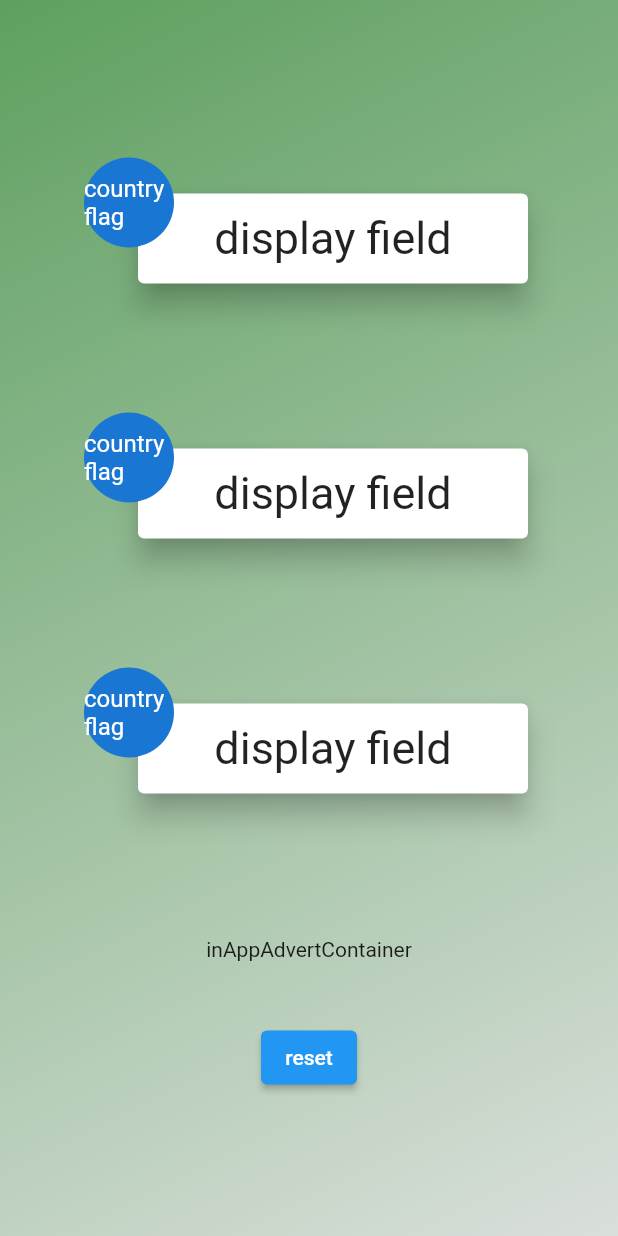
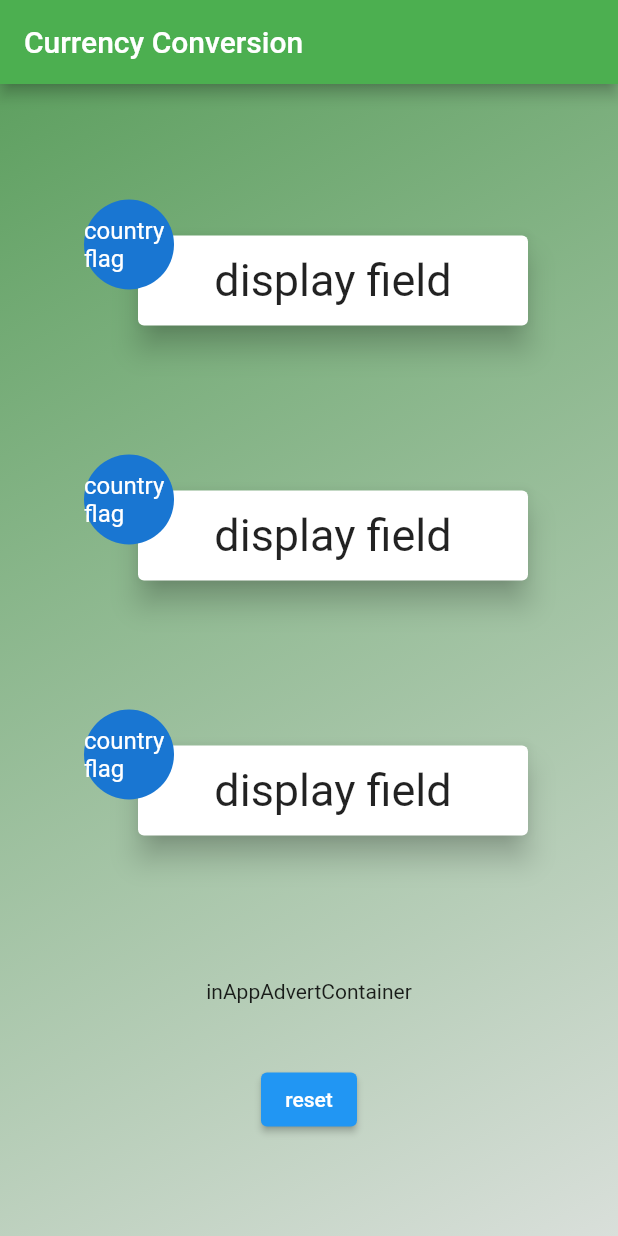
Before and after one commit to carlstep/reil_money_v1, a Flutter app: the screen it shows after launch, on a phone screen of 412 x 824 dp. Run offline on Flutter 3.47's test engine with Material 2 defaults, Android fonts, the phone set to English and light mode, and no system bars.

```diff
--- a/lib/main.dart
+++ b/lib/main.dart
@@ -1,6 +1,7 @@
 import 'package:flutter/material.dart';
 
 import 'package:reil_money_v1/screens/conversion_screen.dart';
+import 'package:reil_money_v1/screens/transactions_screen.dart';
 
 void main() {
   runApp(const MainApp());
@@ -12,8 +13,16 @@ class MainApp extends StatelessWidget {
   @override
   Widget build(BuildContext context) {
     return const MaterialApp(
-      home: Scaffold(
-        body: ConversionScreen(),
+      // home: TransactionsScreen(
+      //   screenName: 'Transactions',
+      //   color1: Color.fromARGB(255, 99, 99, 97),
+      //   color2: Color.fromARGB(255, 48, 48, 47),
+      // ),
+      //TODO - how to setup switching screens
+      home: ConversionScreen(
+        screenName: 'Currency Conversion',
+        color1: Color.fromARGB(255, 94, 160, 96),
+        color2: Color.fromARGB(255, 217, 223, 218),
       ),
     );
   }
--- a/lib/screens/conversion_screen.dart
+++ b/lib/screens/conversion_screen.dart
@@ -1,17 +1,35 @@
+// ignore_for_file: public_member_api_docs, sort_constructors_first
 import 'package:flutter/material.dart';
+
 import 'package:reil_money_v1/widgets/currency_card_widget.dart';
 
 class ConversionScreen extends StatelessWidget {
-  const ConversionScreen({super.key});
+  const ConversionScreen({
+    Key? key,
+    required this.screenName,
+    required this.color1,
+    required this.color2,
+  }) : super(key: key);
+
+  final String screenName;
+  final Color color1;
+  final Color color2;
 
   @override
   Widget build(BuildContext context) {
-    return Container(
-      decoration: const BoxDecoration(
+    return Scaffold(
+      appBar: AppBar(
+        backgroundColor: Colors.green,
+        title: Text(
+          screenName,
+        ),
+      ),
+      body: Container(
+        decoration: BoxDecoration(
           gradient: LinearGradient(
             colors: [
-            Color.fromARGB(255, 94, 160, 96),
-            Color.fromARGB(255, 217, 223, 218),
+              color1,
+              color2,
             ],
             begin: Alignment.topLeft,
             end: Alignment.bottomRight,
@@ -54,6 +72,7 @@ class ConversionScreen extends StatelessWidget {
             ],
           ),
         ),
+      ),
     );
   }
 }
```
Also changed, not shown: lib/screens/transactions_screen.dart (added, +39 -0 lines). Lines whose indentation alone changed are shown as unchanged.
